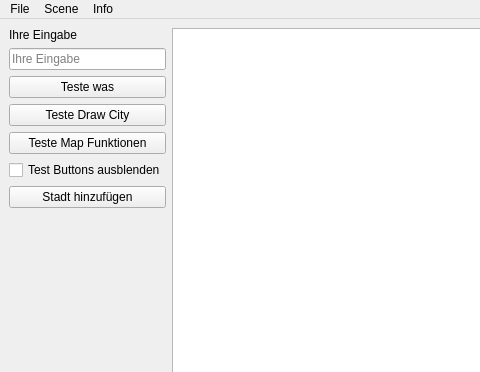
Qt form V09/Streetplanner/mainwindow.ui (yzaimoglu/rwth-pi1) before a commit; both pictures show x 0 to 480 and y 0 to 372 of the 800 by 600 pixel window.
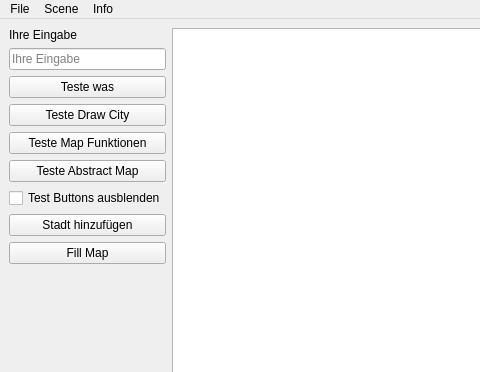
The same form after that commit.

Commit message: Finished mapio and implementing the AbstractMap functions

Patch:
```diff
--- a/V09/Streetplanner/mainwindow.ui
+++ b/V09/Streetplanner/mainwindow.ui
@@ -45,7 +45,7 @@
       </property>
      </widget>
     </item>
-    <item row="7" column="0">
+    <item row="9" column="0">
      <spacer name="verticalSpacer">
       <property name="orientation">
        <enum>Qt::Vertical</enum>
@@ -58,6 +58,20 @@
       </property>
      </spacer>
     </item>
+    <item row="7" column="0">
+     <widget class="QPushButton" name="pushButton_add_city_dialog">
+      <property name="text">
+       <string>Stadt hinzufügen</string>
+      </property>
+     </widget>
+    </item>
+    <item row="8" column="0">
+     <widget class="QPushButton" name="pushButton_mapio_map_fill">
+      <property name="text">
+       <string>Fill Map</string>
+      </property>
+     </widget>
+    </item>
     <item row="2" column="0">
      <widget class="QPushButton" name="pushButton_teste_was">
       <property name="toolTip">
@@ -68,7 +82,7 @@
       </property>
      </widget>
     </item>
-    <item row="0" column="2" rowspan="8">
+    <item row="0" column="2" rowspan="10">
      <widget class="QGraphicsView" name="graphicsView"/>
     </item>
     <item row="3" column="0">
@@ -78,17 +92,17 @@
       </property>
      </widget>
     </item>
-    <item row="5" column="0">
+    <item row="6" column="0">
      <widget class="QCheckBox" name="checkBox_test_buttons_ausblenden">
       <property name="text">
        <string>Test Buttons ausblenden</string>
       </property>
      </widget>
     </item>
-    <item row="6" column="0">
-     <widget class="QPushButton" name="pushButton_add_city_dialog">
+    <item row="5" column="0">
+     <widget class="QPushButton" name="pushButton_teste_abstract_map">
       <property name="text">
-       <string>Stadt hinzufügen</string>
+       <string>Teste Abstract Map</string>
       </property>
      </widget>
     </item>
```
The commit also changes 24 other files.
